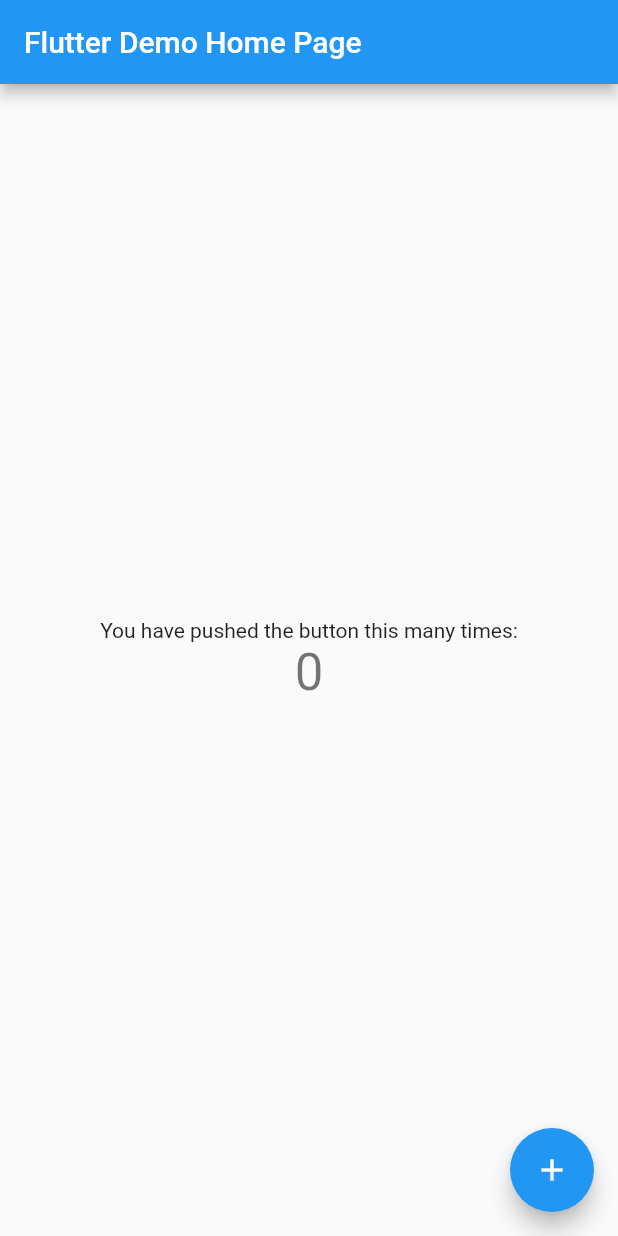
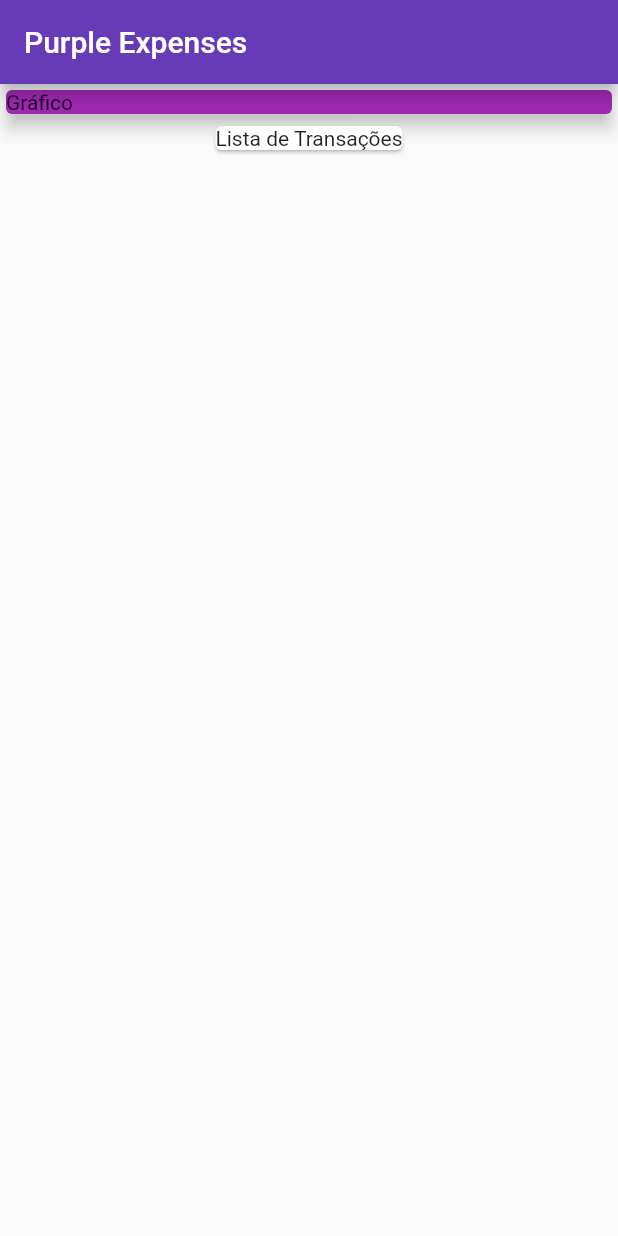
Before and after one commit to joaoffnogueira/purple_expenses, a Flutter app: the screen it shows after launch, on a phone screen of 412 x 824 dp. Run offline on Flutter 3.47's test engine with Material 2 defaults, Android fonts, the phone set to English and light mode, and no system bars.

Commit message:
create scaffold

```diff
--- a/lib/main.dart
+++ b/lib/main.dart
@@ -1,115 +1,50 @@
 import 'package:flutter/material.dart';
 
 void main() {
-  runApp(const MyApp());
+  runApp(const PurpleExpenses());
 }
 
-class MyApp extends StatelessWidget {
-  const MyApp({Key? key}) : super(key: key);
+class PurpleExpenses extends StatelessWidget {
+  const PurpleExpenses({Key? key}) : super(key: key);
 
-  // This widget is the root of your application.
   @override
   Widget build(BuildContext context) {
     return MaterialApp(
-      title: 'Flutter Demo',
+      title: 'Purple Expenses',
       theme: ThemeData(
-        // This is the theme of your application.
-        //
-        // Try running your application with "flutter run". You'll see the
-        // application has a blue toolbar. Then, without quitting the app, try
-        // changing the primarySwatch below to Colors.green and then invoke
-        // "hot reload" (press "r" in the console where you ran "flutter run",
-        // or simply save your changes to "hot reload" in a Flutter IDE).
-        // Notice that the counter didn't reset back to zero; the application
-        // is not restarted.
-        primarySwatch: Colors.blue,
+        primarySwatch: Colors.deepPurple,
       ),
-      home: const MyHomePage(title: 'Flutter Demo Home Page'),
+      home: const MyHomePage(title: 'Purple Expenses'),
     );
   }
 }
 
-class MyHomePage extends StatefulWidget {
+class MyHomePage extends StatelessWidget {
   const MyHomePage({Key? key, required this.title}) : super(key: key);
-
-  // This widget is the home page of your application. It is stateful, meaning
-  // that it has a State object (defined below) that contains fields that affect
-  // how it looks.
-
-  // This class is the configuration for the state. It holds the values (in this
-  // case the title) provided by the parent (in this case the App widget) and
-  // used by the build method of the State. Fields in a Widget subclass are
-  // always marked "final".
 
   final String title;
 
   @override
-  State<MyHomePage> createState() => _MyHomePageState();
-}
-
-class _MyHomePageState extends State<MyHomePage> {
-  int _counter = 0;
-
-  void _incrementCounter() {
-    setState(() {
-      // This call to setState tells the Flutter framework that something has
-      // changed in this State, which causes it to rerun the build method below
-      // so that the display can reflect the updated values. If we changed
-      // _counter without calling setState(), then the build method would not be
-      // called again, and so nothing would appear to happen.
-      _counter++;
-    });
-  }
-
-  @override
   Widget build(BuildContext context) {
-    // This method is rerun every time setState is called, for instance as done
-    // by the _incrementCounter method above.
-    //
-    // The Flutter framework has been optimized to make rerunning build methods
-    // fast, so that you can just rebuild anything that needs updating rather
-    // than having to individually change instances of widgets.
     return Scaffold(
       appBar: AppBar(
-        // Here we take the value from the MyHomePage object that was created by
-        // the App.build method, and use it to set our appbar title.
-        title: Text(widget.title),
+        title: Text(title),
       ),
-      body: Center(
-        // Center is a layout widget. It takes a single child and positions it
-        // in the middle of the parent.
-        child: Column(
-          // Column is also a layout widget. It takes a list of children and
-          // arranges them vertically. By default, it sizes itself to fit its
-          // children horizontally, and tries to be as tall as its parent.
-          //
-          // Invoke "debug painting" (press "p" in the console, choose the
-          // "Toggle Debug Paint" action from the Flutter Inspector in Android
-          // Studio, or the "Toggle Debug Paint" command in Visual Studio Code)
-          // to see the wireframe for each widget.
-          //
-          // Column has various properties to control how it sizes itself and
-          // how it positions its children. Here we use mainAxisAlignment to
-          // center the children vertically; the main axis here is the vertical
-          // axis because Columns are vertical (the cross axis would be
-          // horizontal).
-          mainAxisAlignment: MainAxisAlignment.center,
-          children: <Widget>[
-            const Text(
-              'You have pushed the button this many times:',
+      body: Column(
+        children: [
+          Container(
+            width: double.infinity,
+            child: Card(
+              color: Colors.purple,
+              elevation: 5,
+              child: Text('Gráfico'),
             ),
-            Text(
-              '$_counter',
-              style: Theme.of(context).textTheme.headline4,
-            ),
-          ],
-        ),
+          ),
+          Card(
+            child: Text('Lista de Transações'),
+          )
+        ],
       ),
-      floatingActionButton: FloatingActionButton(
-        onPressed: _incrementCounter,
-        tooltip: 'Increment',
-        child: const Icon(Icons.add),
-      ), // This trailing comma makes auto-formatting nicer for build methods.
     );
   }
 }
```
